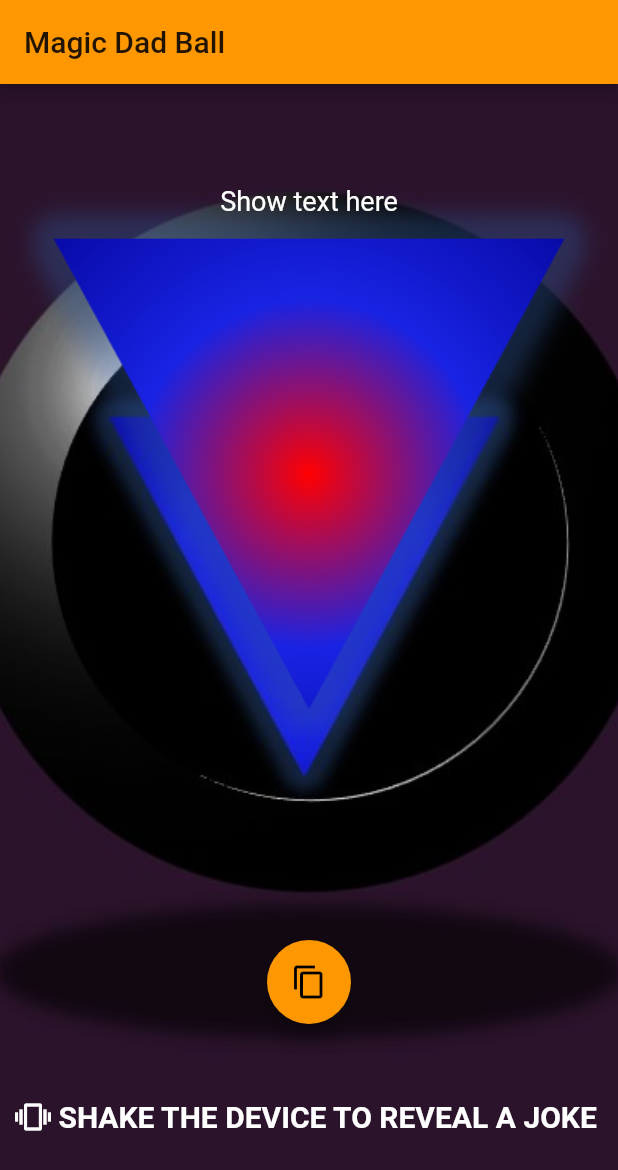
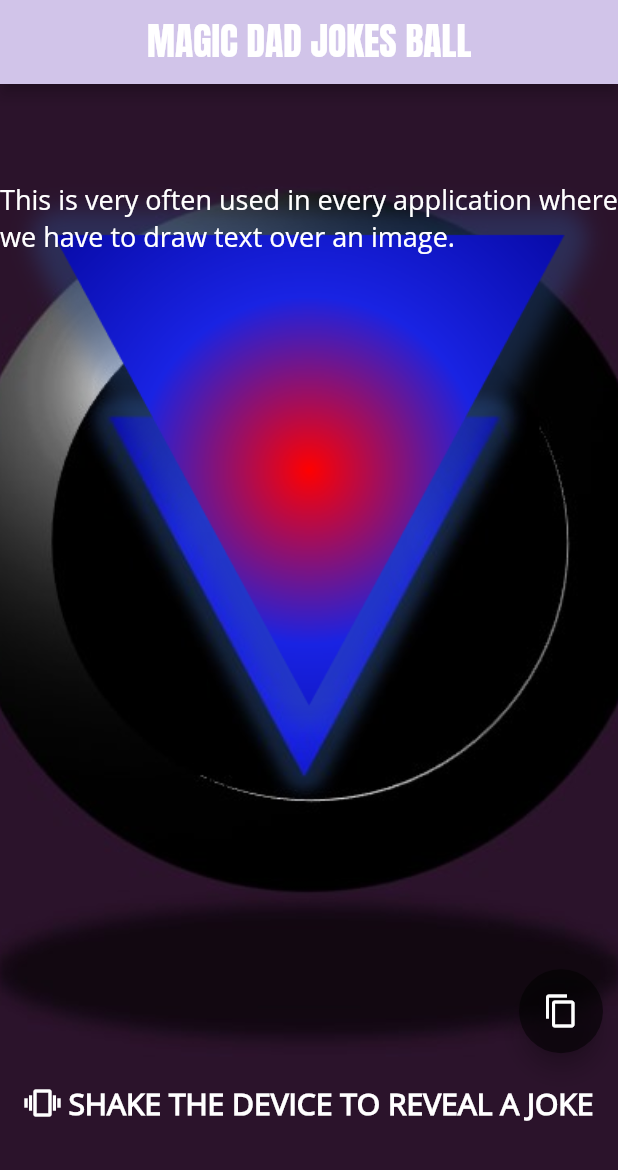
Before and after one commit to AryanKhubchandani/MagicDadJokesBall, a Flutter app: the screen it shows after launch, on a phone screen of 412 x 824 dp. Shown: the top 1170 px of the screen. Run offline on Flutter 3.47's test engine with Material 2 defaults, Android fonts, the phone set to English and light mode, and no system bars; our stand-ins replace dio, vibration; missing offline and left inert: shake.

Commit message:
add fontFamily

```diff
--- a/lib/main.dart
+++ b/lib/main.dart
@@ -14,11 +14,12 @@ class MyApp extends StatelessWidget {
   @override
   Widget build(BuildContext context) {
     return MaterialApp(
-      title: 'Magic Dad Ball',
+      title: 'Magic Dad Jokes Ball',
       theme: ThemeData(
         primarySwatch: Colors.orange,
+        fontFamily: 'OpenSans',
       ),
-      home: Home(title: 'Magic Dad Ball'),
+      home: Home(title: '              MAGIC DAD JOKES BALL'),
     );
   }
 }
@@ -80,7 +81,16 @@ class _HomeState extends State<Home> {
   Widget build(BuildContext context) {
     return Scaffold(
       appBar: AppBar(
-        title: Text(widget.title),
+        title: Text(
+          widget.title,
+          textAlign: TextAlign.center,
+          style: TextStyle(
+            color: Colors.white,
+            fontSize: 25,
+            fontFamily: 'Anton',
+          ),
+        ),
+        backgroundColor: Colors.deepPurple[100],
       ),
       body: Stack(
         children: <Widget>[
@@ -135,7 +145,7 @@ class _HomeState extends State<Home> {
                         Container(
                             alignment: Alignment.center,
                             child: Text(
-                              'Show text here',
+                              'This is very often used in every application where we have to draw text over an image.',
                               style: TextStyle(
                                   color: Colors.white, fontSize: 18.0),
                             )),
@@ -157,16 +167,26 @@ class _HomeState extends State<Home> {
                       ),
                     ),
                   ),
-                  FloatingActionButton(
+                  Container(
+                    alignment: Alignment.bottomRight,
+                    child: Padding(
+                      padding: const EdgeInsets.fromLTRB(10, 20, 10, 0),
+                      child: FloatingActionButton(
                         onPressed: () {
                           Clipboard.setData(ClipboardData(text: _joke));
                         },
-                    child: Icon(Icons.copy),
+                        child: Icon(Icons.copy, color: Colors.white),
+                        backgroundColor: Colors.black54,
                         tooltip: 'Copy to Clipboard',
                       ),
-                  Padding(
-                    padding: const EdgeInsets.fromLTRB(10, 50, 10, 0),
+                    ),
+                  ),
+                  Container(
+                    alignment: Alignment.bottomCenter,
+                    child: Padding(
+                      padding: const EdgeInsets.fromLTRB(10, 20, 10, 10),
                       child: Row(
+                        mainAxisAlignment: MainAxisAlignment.center,
                         children: [
                           Icon(
                             Icons.vibration,
@@ -183,6 +203,7 @@ class _HomeState extends State<Home> {
                           ),
                         ],
                       ),
+                    ),
                   )
                 ],
               ),
```
Also changed, not shown: pubspec.yaml (+8 -0 lines), fonts/Anton-Regular.ttf (added), fonts/OpenSans-Bold.ttf (added), fonts/OpenSans-BoldItalic.ttf (added), fonts/OpenSans-ExtraBold.ttf (added), fonts/OpenSans-ExtraBoldItalic.ttf (added), fonts/OpenSans-Italic.ttf (added), fonts/OpenSans-Light.ttf (added), fonts/OpenSans-LightItalic.ttf (added), fonts/OpenSans-Regular.ttf (added), fonts/OpenSans-SemiBold.ttf (added), fonts/OpenSans-SemiBoldItalic.ttf (added). Lines whose indentation alone changed are shown as unchanged.
